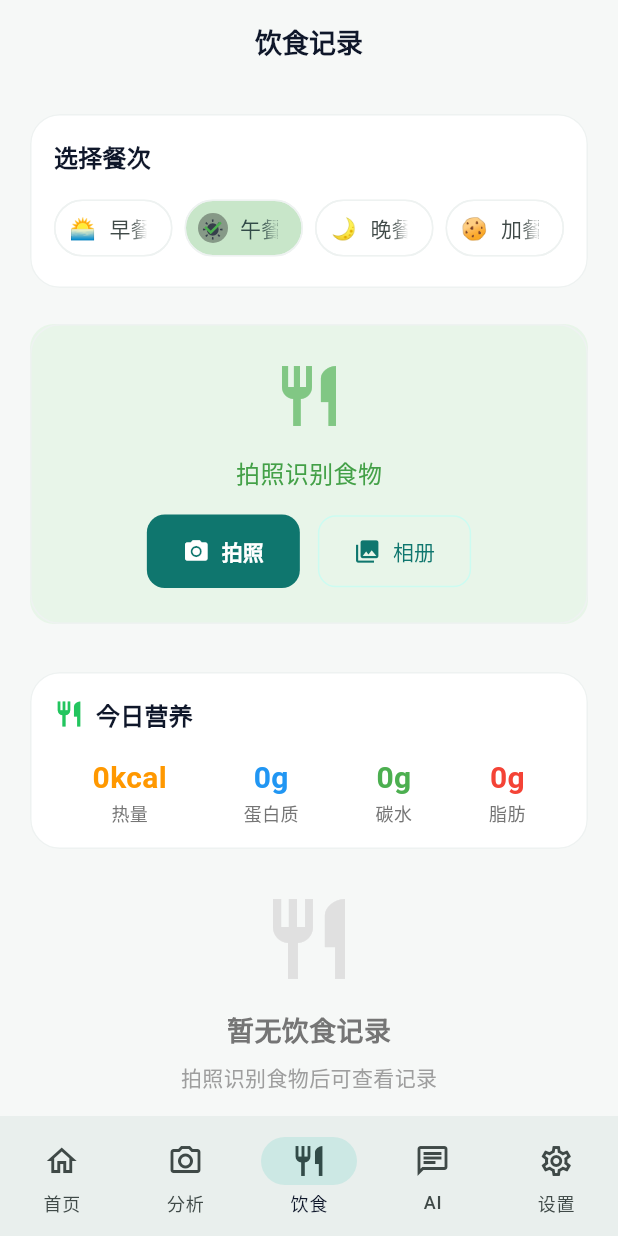
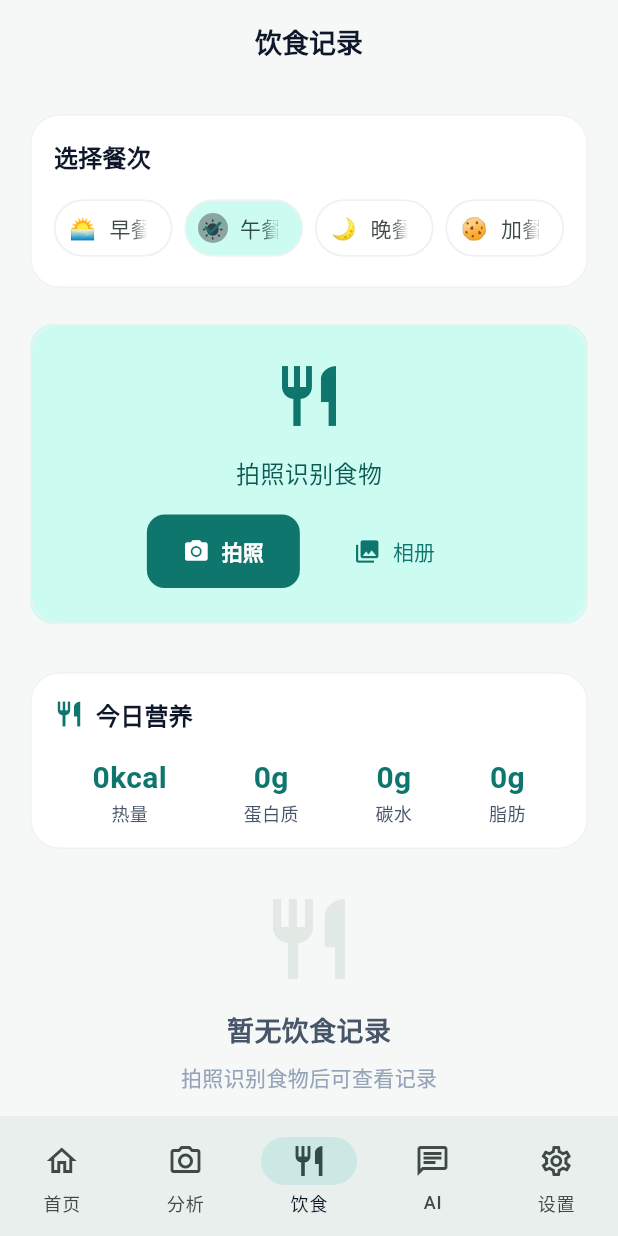
Before and after one commit to Miasakiii/KBjiaolian, a Flutter app: the NutritionScreen screen opened by its route, on a phone screen of 412 x 824 dp. Run offline on Flutter 3.47's test engine with Material 3 defaults, Android fonts, the phone set to English and light mode, and no system bars; our stand-ins replace go_router, image_picker, share_plus, shared_preferences; accounts and stored records are empty; network calls fail.

Commit message:
feat(flutter): nutrition_screen token 化

```diff
--- a/mobile/lib/screens/nutrition_screen.dart
+++ b/mobile/lib/screens/nutrition_screen.dart
@@ -4,6 +4,7 @@
 import 'package:provider/provider.dart';
 
 import '../providers/nutrition_provider.dart';
+import '../theme/kb_colors.dart';
 
 class NutritionScreen extends StatefulWidget {
   const NutritionScreen({super.key});
@@ -85,7 +86,7 @@
             Text(
               '选择餐次',
               style: Theme.of(context).textTheme.titleMedium?.copyWith(
-                fontWeight: FontWeight.bold,
+                fontWeight: FontWeight.w600,
               ),
             ),
             const SizedBox(height: 12),
@@ -138,22 +139,22 @@
             height: 200,
             decoration: BoxDecoration(
               borderRadius: BorderRadius.circular(16),
-              color: Colors.green.shade50,
+              color: KbColors.brandSoft,
             ),
             child: Center(
               child: Column(
                 mainAxisAlignment: MainAxisAlignment.center,
                 children: [
-                  Icon(
+                  const Icon(
                     Icons.restaurant,
                     size: 48,
-                    color: Colors.green.shade300,
+                    color: KbColors.brand,
                   ),
                   const SizedBox(height: 16),
-                  Text(
+                  const Text(
                     '拍照识别食物',
                     style: TextStyle(
-                      color: Colors.green.shade600,
+                      color: KbColors.brand600,
                       fontSize: 16,
                     ),
                   ),
@@ -200,12 +201,12 @@
               children: [
                 Row(
                   children: [
-                    const Icon(Icons.restaurant, size: 20, color: Color(0xFF22c55e)),
+                    const Icon(Icons.restaurant, size: 20, color: KbColors.brand),
                     const SizedBox(width: 8),
                     Text(
                       '今日营养',
                       style: Theme.of(context).textTheme.titleMedium?.copyWith(
-                        fontWeight: FontWeight.bold,
+                        fontWeight: FontWeight.w600,
                       ),
                     ),
                   ],
@@ -218,25 +219,25 @@
                       label: '热量',
                       value: '${nutrition['calories']}',
                       unit: 'kcal',
-                      color: Colors.orange,
+                      color: KbColors.brand,
                     ),
                     _NutritionItem(
                       label: '蛋白质',
                       value: '${nutrition['protein']}',
                       unit: 'g',
-                      color: Colors.blue,
+                      color: KbColors.brand,
                     ),
                     _NutritionItem(
                       label: '碳水',
                       value: '${nutrition['carbs']}',
                       unit: 'g',
-                      color: Colors.green,
+                      color: KbColors.brand,
                     ),
                     _NutritionItem(
                       label: '脂肪',
                       value: '${nutrition['fat']}',
                       unit: 'g',
-                      color: Colors.red,
+                      color: KbColors.brand,
                     ),
                   ],
                 ),
@@ -252,16 +253,16 @@
     return Consumer<NutritionProvider>(
       builder: (context, provider, _) {
         if (provider.isAnalyzing) {
-          return Card(
+          return const Card(
             child: Padding(
-              padding: const EdgeInsets.all(32),
+              padding: EdgeInsets.all(32),
               child: Column(
                 children: [
-                  const CircularProgressIndicator(),
-                  const SizedBox(height: 16),
+                  CircularProgressIndicator(),
+                  SizedBox(height: 16),
                   Text(
                     'AI 正在识别食物...',
-                    style: TextStyle(color: Colors.green.shade700),
+                    style: TextStyle(color: KbColors.brand600),
                   ),
                 ],
               ),
@@ -271,23 +272,23 @@
 
         final analysis = provider.currentAnalysis;
         if (analysis == null) {
-          return Center(
+          return const Center(
             child: Column(
               children: [
-                Icon(Icons.restaurant, size: 64, color: Colors.grey.shade300),
-                const SizedBox(height: 16),
+                Icon(Icons.restaurant, size: 64, color: KbColors.line),
+                SizedBox(height: 16),
                 Text(
                   '暂无饮食记录',
                   style: TextStyle(
                     fontSize: 18,
                     fontWeight: FontWeight.w600,
-                    color: Colors.grey.shade600,
+                    color: KbColors.text2,
                   ),
                 ),
-                const SizedBox(height: 8),
+                SizedBox(height: 8),
                 Text(
                   '拍照识别食物后可查看记录',
-                  style: TextStyle(color: Colors.grey.shade500),
+                  style: TextStyle(color: KbColors.text3),
                 ),
               ],
             ),
@@ -305,19 +306,19 @@
                 Text(
                   '识别结果',
                   style: Theme.of(context).textTheme.titleMedium?.copyWith(
-                    fontWeight: FontWeight.bold,
+                    fontWeight: FontWeight.w600,
                   ),
                 ),
                 const SizedBox(height: 12),
                 ...foods.whereType<Map>().map((food) {
                   final calories = food['calories'];
                   return ListTile(
-                    leading: const Icon(Icons.restaurant_menu, size: 24, color: Color(0xFF22c55e)),
+                    leading: const Icon(Icons.restaurant_menu, size: 24, color: KbColors.brand),
                     title: Text(food['name']?.toString() ?? ''),
                     subtitle: Text(food['portion']?.toString() ?? ''),
                     trailing: Text(
                       calories != null ? '$calories kcal' : '--',
-                      style: const TextStyle(fontWeight: FontWeight.bold),
+                      style: const TextStyle(fontWeight: FontWeight.w600),
                     ),
                   );
                 }),
@@ -353,8 +354,8 @@
         label: Text(label),
         selected: selected,
         onSelected: (_) => onTap(),
-        selectedColor: Colors.green.shade100,
-        checkmarkColor: Colors.green,
+        selectedColor: KbColors.brandSoft,
+        checkmarkColor: KbColors.brand,
       ),
     );
   }
@@ -381,15 +382,15 @@
           '$value$unit',
           style: TextStyle(
             fontSize: 20,
-            fontWeight: FontWeight.bold,
+            fontWeight: FontWeight.w600,
             color: color,
           ),
         ),
         Text(
           label,
-          style: TextStyle(
+          style: const TextStyle(
             fontSize: 12,
-            color: Colors.grey.shade600,
+            color: KbColors.text2,
           ),
         ),
       ],
```
